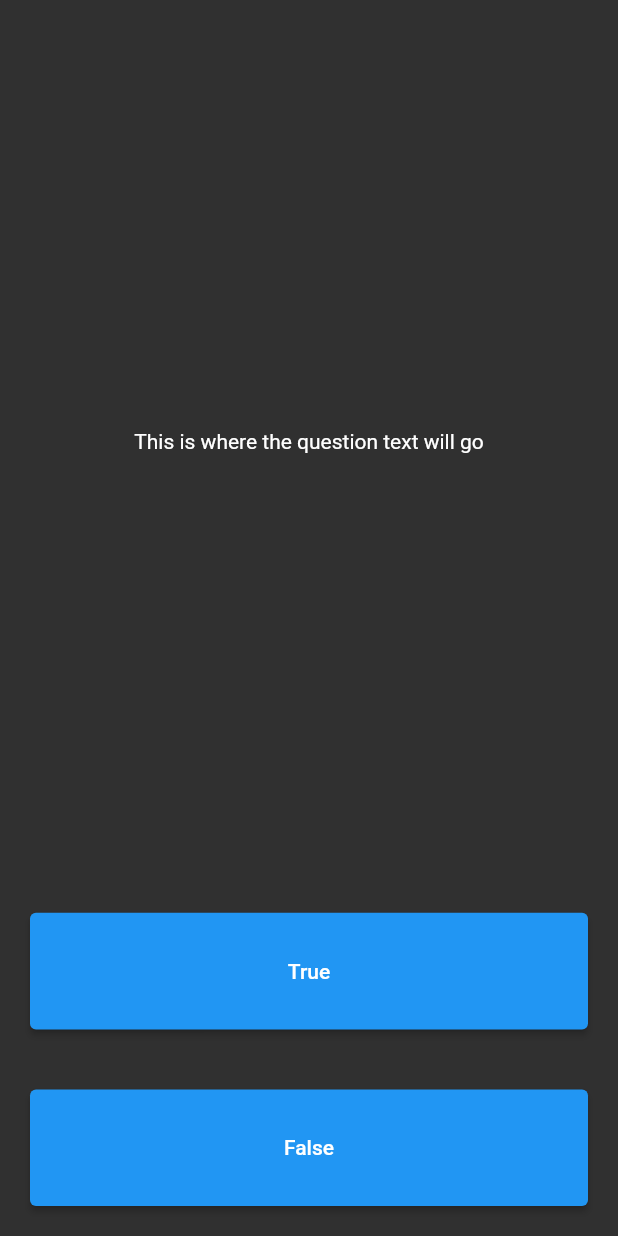
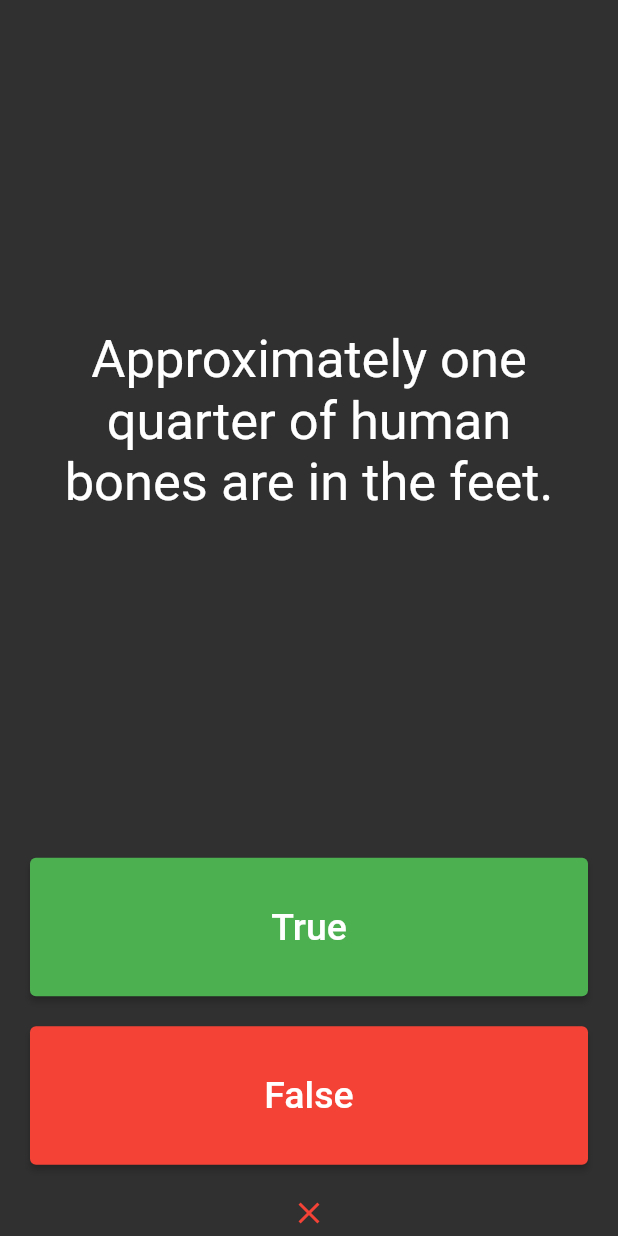
Before and after one commit to lucas-marianno/Flutter_Development_Bootcamp, a Flutter app: the screen it shows after launch, after a tap on "True", on a phone screen of 412 x 824 dp. Run offline on Flutter 3.47's test engine with Material 2 defaults, Android fonts, the phone set to English and light mode, and no system bars; missing offline and left inert: audiofileplayer.

Commit message:
quizzler working version

```diff
--- a/quizzler_flutter/lib/main.dart
+++ b/quizzler_flutter/lib/main.dart
@@ -1,6 +1,7 @@
 import 'package:flutter/material.dart';
 
 void main() {
+  questions[0];
   runApp(const Quizzler());
 }
 
@@ -17,8 +18,42 @@ class Quizzler extends StatelessWidget {
   }
 }
 
-class HomePage extends StatelessWidget {
+class HomePage extends StatefulWidget {
   const HomePage({super.key});
+
+  @override
+  State<HomePage> createState() => _HomePageState();
+}
+
+class _HomePageState extends State<HomePage> {
+  List<Widget> score = [];
+  int question = 0;
+
+  void addCorrectAnswer() {
+    setState(() {
+      score.length >= questions.length ? score = [] : null;
+      score.add(const Icon(
+        Icons.check,
+        color: Colors.green,
+      ));
+    });
+  }
+
+  void addWrongAnswer() {
+    setState(() {
+      score.length >= questions.length ? score = [] : null;
+      score.add(const Icon(
+        Icons.close,
+        color: Colors.red,
+      ));
+    });
+  }
+
+  void nextQuestion() {
+    setState(() {
+      question == questions.length - 1 ? question = 0 : question++;
+    });
+  }
 
   @override
   Widget build(BuildContext context) {
@@ -27,9 +62,20 @@ class HomePage extends StatelessWidget {
         mainAxisAlignment: MainAxisAlignment.center,
         crossAxisAlignment: CrossAxisAlignment.stretch,
         children: [
-          Prompt(),
-          CustomButton('True', function: () {}),
-          CustomButton('False', function: () {}),
+          Prompt(questions[question][0]),
+          CustomButton(true, function: () {
+            questions[question][1] == true
+                ? addCorrectAnswer()
+                : addWrongAnswer();
+            nextQuestion();
+          }),
+          CustomButton(false, function: () {
+            questions[question][1] == false
+                ? addCorrectAnswer()
+                : addWrongAnswer();
+            nextQuestion();
+          }),
+          ScoreKeeper(score),
         ],
       ),
     );
@@ -37,27 +83,78 @@ class HomePage extends StatelessWidget {
 }
 
 class Prompt extends StatelessWidget {
-  const Prompt({super.key});
+  final String question;
+  const Prompt(this.question, {super.key});
 
   @override
   Widget build(BuildContext context) {
-    return const Expanded(
-        flex: 5,
-        child: Center(child: Text('This is where the question text will go')));
+    return Expanded(
+      flex: 15,
+      child: Center(
+        child: Padding(
+          padding: const EdgeInsets.all(20),
+          child: Text(
+            question,
+            textAlign: TextAlign.center,
+            style: const TextStyle(
+              fontSize: 35,
+            ),
+          ),
+        ),
+      ),
+    );
   }
 }
 
 class CustomButton extends StatelessWidget {
-  final String id;
+  final bool id;
   final Function function;
   const CustomButton(this.id, {required this.function, super.key});
 
   @override
   Widget build(BuildContext context) {
+    final String buttonName = id ? 'True' : 'False';
     return Expanded(
-        child: Padding(
-      padding: const EdgeInsets.all(20),
-      child: ElevatedButton(onPressed: () => function, child: Text(id)),
-    ));
+      flex: 3,
+      child: Padding(
+        padding: const EdgeInsets.symmetric(horizontal: 20, vertical: 10),
+        child: ElevatedButton(
+          style: ElevatedButton.styleFrom(
+            backgroundColor: id ? Colors.green : Colors.red,
+          ),
+          onPressed: () => function(),
+          child: Text(
+            buttonName,
+            style: const TextStyle(
+              fontSize: 25,
+            ),
+          ),
+        ),
+      ),
+    );
   }
 }
+
+class ScoreKeeper extends StatelessWidget {
+  final List<Widget> score;
+  const ScoreKeeper(this.score, {super.key});
+
+  @override
+  Widget build(BuildContext context) {
+    return Expanded(
+      child: Padding(
+        padding: const EdgeInsets.symmetric(horizontal: 20, vertical: 10),
+        child: Row(
+          mainAxisAlignment: MainAxisAlignment.center,
+          children: score,
+        ),
+      ),
+    );
+  }
+}
+
+const List<List> questions = [
+  ['You can lead a cow downstairs but not upstairs', false],
+  ['Approximately one quarter of human bones are in the feet.', true],
+  ['A slug\'s blood is green', true],
+];
```
